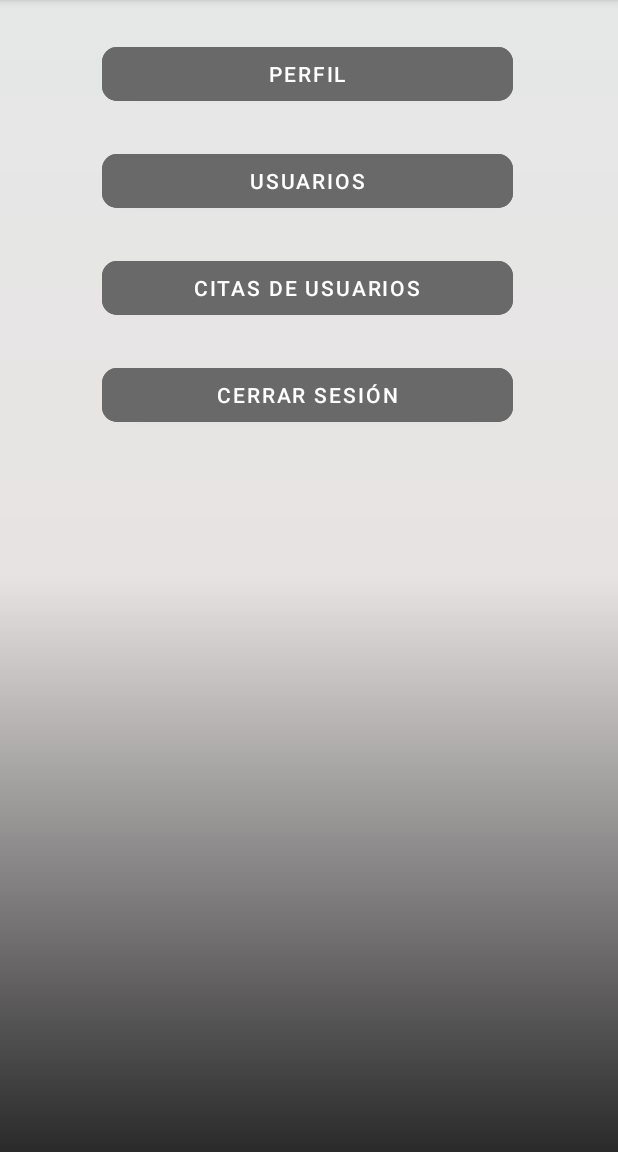
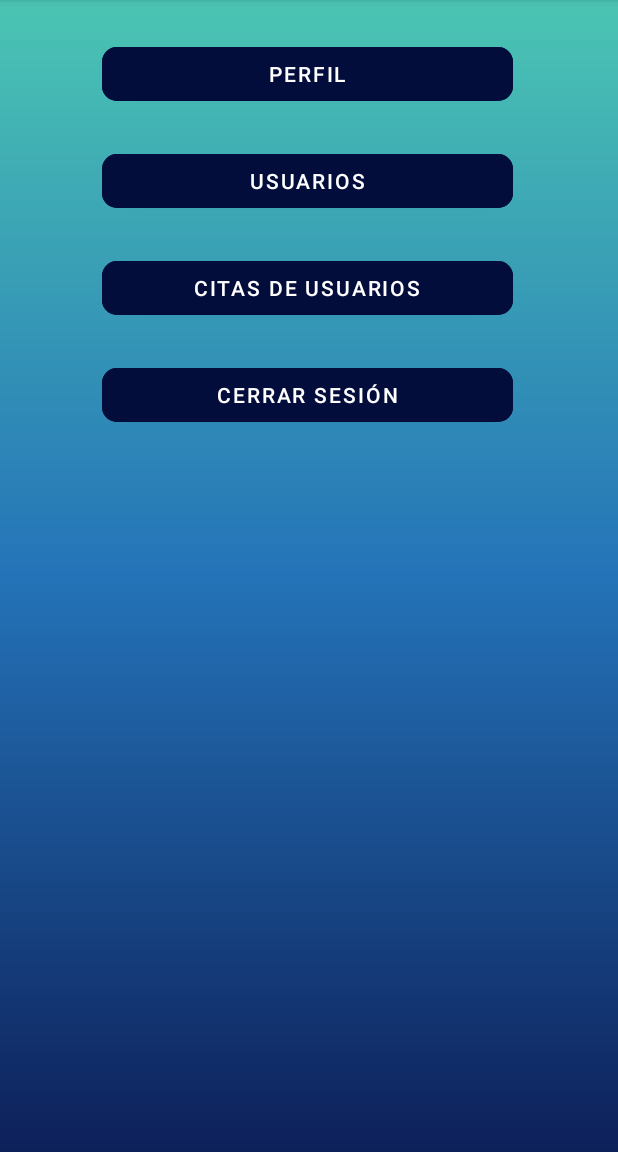
Before and after one commit to jvanhub/TiendaAppAdmin, an Android app: the Administracion screen opened directly, with no data from a screen before it, on a phone screen of 412 x 824 dp, the part 84-1236 px from its top. Run offline under Robolectric (Android 15) with nearby library versions, the phone set to English and light mode, and no system bars; our stand-ins replace Firebase (no records; nobody signed in at launch, a user with empty details on screens opened directly).

Commit message:
Nueva v1

```diff
--- a/app/src/main/java/com/noanails/tiendaappadmin/Modificar_Usuarios.java
+++ b/app/src/main/java/com/noanails/tiendaappadmin/Modificar_Usuarios.java
@@ -8,7 +8,6 @@ import android.os.Bundle;
 import android.view.View;
 import android.widget.Button;
 import android.widget.EditText;
-import android.widget.TextView;
 import android.widget.Toast;
 
 import com.google.firebase.auth.FirebaseAuth;
--- a/app/src/main/res/drawable/dg_color.xml
+++ b/app/src/main/res/drawable/dg_color.xml
@@ -2,9 +2,9 @@
 <shape xmlns:android="http://schemas.android.com/apk/res/android">
     <gradient
         android:angle="90"
-        android:centerColor="#E8E3E3"
-        android:endColor="#E5E8E7"
-        android:startColor="#2A2A2B"
+        android:centerColor="#2473B8"
+        android:endColor="#4BC5B3"
+        android:startColor="#0D205A"
     />
 
 </shape>
--- a/app/src/main/res/drawable/txtvw.xml
+++ b/app/src/main/res/drawable/txtvw.xml
@@ -10,5 +10,5 @@
         android:right="10sp"
         android:top="10sp"/>
     <corners android:radius="10sp"/>
-    <solid android:color="#69696A"/>
+    <solid android:color="#E7E7EF"/>
 </shape>
--- a/app/src/main/res/layout/activity_administracion.xml
+++ b/app/src/main/res/layout/activity_administracion.xml
@@ -22,7 +22,7 @@
             android:id="@+id/button_perfil"
             android:layout_width="match_parent"
             android:layout_height="wrap_content"
-            android:backgroundTint="#69696A"
+            android:backgroundTint="#030D3C"
             android:text="@string/perfil"
             app:cornerRadius="10dp" />
 
@@ -34,7 +34,7 @@
             android:id="@+id/button_pedir"
             android:layout_width="match_parent"
             android:layout_height="wrap_content"
-            android:backgroundTint="#69696A"
+            android:backgroundTint="#030D3C"
             android:text="@string/usuario"
             app:cornerRadius="10dp"
             tools:ignore="TextContrastCheck" />
@@ -47,7 +47,7 @@
             android:id="@+id/button_ver"
             android:layout_width="match_parent"
             android:layout_height="wrap_content"
-            android:backgroundTint="#69696A"
+            android:backgroundTint="#030D3C"
             android:text="@string/citas"
             app:cornerRadius="10dp" />
 
@@ -59,7 +59,7 @@
             android:id="@+id/buttonCerrarSession"
             android:layout_width="match_parent"
             android:layout_height="wrap_content"
-            android:backgroundTint="#69696A"
+            android:backgroundTint="#030D3C"
             android:text="@string/cerrar_sesion"
             app:cornerRadius="10dp" />
 
--- a/app/src/main/res/layout/activity_modificar_usuarios.xml
+++ b/app/src/main/res/layout/activity_modificar_usuarios.xml
@@ -130,7 +130,7 @@
                     android:layout_width="wrap_content"
                     android:layout_height="match_parent"
                     android:layout_weight="1"
-                    android:backgroundTint="#69696A"
+                    android:backgroundTint="#030D3C"
                     android:text="@string/confirmar"
                     android:textAllCaps="false" />
 
@@ -144,7 +144,7 @@
                     android:layout_width="wrap_content"
                     android:layout_height="wrap_content"
                     android:layout_weight="1"
-                    android:backgroundTint="#69696A"
+                    android:backgroundTint="#030D3C"
                     android:text="@string/volver"
                     android:textAllCaps="false" />
             </LinearLayout>
--- a/app/src/main/res/layout/activity_registro.xml
+++ b/app/src/main/res/layout/activity_registro.xml
@@ -166,7 +166,7 @@
                     android:layout_gravity="center"
                     android:layout_weight="1"
 
-                    android:backgroundTint="#69696A"
+                    android:backgroundTint="#030D3C"
                     android:gravity="center"
                     android:text="@string/confirmar"
                     android:textAllCaps="false"
--- a/app/src/main/res/layout/activity_usuarios.xml
+++ b/app/src/main/res/layout/activity_usuarios.xml
@@ -44,7 +44,7 @@
                     android:layout_width="135dp"
                     android:layout_height="wrap_content"
                     android:layout_weight="1"
-                    android:backgroundTint="#69696A"
+                    android:backgroundTint="#030D3C"
                     android:text="@string/Usuarios"
                     android:textAllCaps="false"
                     app:cornerRadius="10dp" />
@@ -57,7 +57,7 @@
                     android:id="@+id/buttonVolver2"
                     android:layout_width="149dp"
                     android:layout_height="wrap_content"
-                    android:backgroundTint="#69696A"
+                    android:backgroundTint="#030D3C"
                     android:text="@string/volver"
                     android:textAllCaps="false"
                     app:cornerRadius="10dp" />
--- a/app/src/main/res/layout/list_element_citas.xml
+++ b/app/src/main/res/layout/list_element_citas.xml
@@ -109,7 +109,7 @@
                 android:layout_width="wrap_content"
                 android:layout_height="wrap_content"
                 android:layout_weight="1"
-                android:backgroundTint="#69696A"
+                android:backgroundTint="#030D3C"
                 android:text="@string/modificarCita"
                 android:textAllCaps="false"
                 app:cornerRadius="10dp"/>
@@ -119,7 +119,7 @@
                 android:layout_width="wrap_content"
                 android:layout_height="wrap_content"
                 android:layout_weight="1"
-                android:backgroundTint="#69696A"
+                android:backgroundTint="#030D3C"
                 android:text="@string/eliminarCita"
                 android:textAllCaps="false"
                 app:cornerRadius="10dp" />
```
